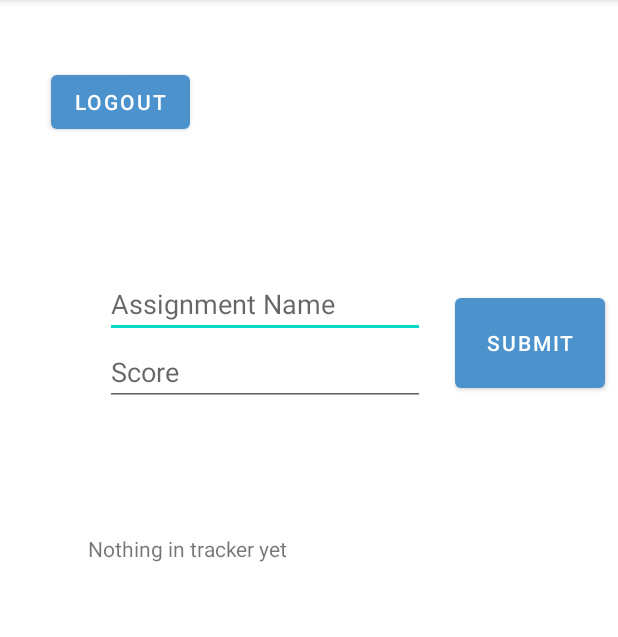
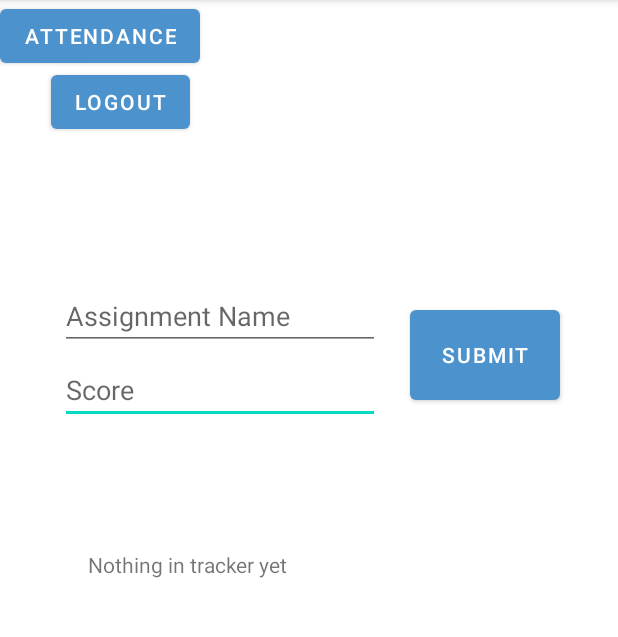
Before and after one commit to f-pulido-1/AssignmentTracker, an Android app: the MainActivity screen opened directly, with no data from a screen before it, on a phone screen of 412 x 824 dp, the part 84-721 px from its top. Run offline under Robolectric (Android 15) with nearby library versions, the phone set to English and light mode, and no system bars; our stand-ins replace Room's generated code.

Commit message:
Started Attendance code but I'm at a point where I can go different directions with this. I'm committing here in case something goes wrong.

```diff
--- a/app/src/main/java/com/example/assignmenttracker/DB/AppDataBase.java
+++ b/app/src/main/java/com/example/assignmenttracker/DB/AppDataBase.java
@@ -5,6 +5,7 @@ import androidx.room.Database;
 import androidx.room.Room;
 import androidx.room.RoomDatabase;
 import com.example.assignmenttracker.AssignmentTracker;
+import com.example.assignmenttracker.Attendance;
 import com.example.assignmenttracker.User;
 
 /**
@@ -14,12 +15,13 @@ import com.example.assignmenttracker.User;
  */
 
 // Declaration specifies the entities and version of the database.
-@Database(entities = {User.class, AssignmentTracker.class}, version = 2)
+@Database(entities = {User.class, AssignmentTracker.class, Attendance.class}, version = 3)
 public abstract class AppDataBase extends RoomDatabase {
     // Fields - Contains the database name, table names, and instance of the AppDataBase
     public static final String DATABASE_NAME = "AssignmentTracker.db";
     public static final String ASSIGNMENTTRACKER_TABLE = "assignmenttracker_table";
     public static final String USER_TABLE = "user_table";
+    public static final String ATTENDANCE_TABLE = "attendance_table";
     private static volatile AppDataBase instance; // Volatile keyword ensures that the instance variable
                                                     // is always up to date
     private static final Object LOCK = new Object(); // LOCK is used for thread safety
--- a/app/src/main/java/com/example/assignmenttracker/DB/AssignmentTrackerDAO.java
+++ b/app/src/main/java/com/example/assignmenttracker/DB/AssignmentTrackerDAO.java
@@ -6,6 +6,7 @@ import androidx.room.Insert;
 import androidx.room.Query;
 import androidx.room.Update;
 import com.example.assignmenttracker.AssignmentTracker;
+import com.example.assignmenttracker.Attendance;
 import com.example.assignmenttracker.User;
 
 import java.util.List;
@@ -20,6 +21,7 @@ import java.util.List;
 public interface AssignmentTrackerDAO {
     // Methods - Take on one or more instances of the AssignmentTracker class as parameters
                 // and performs appropriate database operations on them.
+//    START OF ASSIGNMENT TRACKER DAO
     @Insert
     void insert(AssignmentTracker... assignmentTrackers);
 
@@ -40,6 +42,8 @@ public interface AssignmentTrackerDAO {
                                                             // with matching trackerId field.
     @Query("SELECT * FROM " + AppDataBase.ASSIGNMENTTRACKER_TABLE + " WHERE userId = :userId")
     List<AssignmentTracker> getTrackersByUserId(int userId);
+
+//    START OF USER DAO
     @Insert
     void insert(User... users);
 
@@ -58,4 +62,19 @@ public interface AssignmentTrackerDAO {
 
     @Query("SELECT * FROM " + AppDataBase.USER_TABLE + " WHERE username = :username")
     User getUserByUsername(String username);
+
+//    START OF ATTENDANCE DAO
+    @Insert
+    void insert(Attendance...attendances);
+    @Update
+    void update(Attendance...attendances);
+    @Delete
+    void delete(Attendance attendance);
+
+    @Query("SELECT * FROM " + AppDataBase.ATTENDANCE_TABLE)
+    List<Attendance> getAllAttendance();
+
+    @Query("SELECT * FROM " + AppDataBase.ATTENDANCE_TABLE + " WHERE userId = :userId")
+    Attendance getAttendanceByUserId(int userId);
+
 }
--- a/app/src/main/java/com/example/assignmenttracker/MainActivity.java
+++ b/app/src/main/java/com/example/assignmenttracker/MainActivity.java
@@ -42,6 +42,7 @@ public class MainActivity extends AppCompatActivity {
     private int userId = -1;
     private SharedPreferences preferences = null;
     private Button buttonLogout;
+    private Button buttonAttendance;
 
 
     public static Intent intentFactory(Context context, int userId) {
@@ -68,6 +69,7 @@ public class MainActivity extends AppCompatActivity {
         score = binding.mainScoreEditText;
         submit = binding.mainSubmitButton;
         buttonLogout = binding.buttonLogout;
+        buttonAttendance = binding.logAttendanceButton;
 
         refreshDisplay();
 
@@ -81,6 +83,10 @@ public class MainActivity extends AppCompatActivity {
 
         buttonLogout.setOnClickListener(view -> {
             logoutUser();
+        });
+
+        buttonAttendance.setOnClickListener(view ->{
+
         });
 }
 
@@ -171,6 +177,17 @@ public class MainActivity extends AppCompatActivity {
         alertBuilder.create().show();
     }
 
+    public void takeAttendance(View v) {
+        try{
+            Intent i = new Intent(this, Attendance.class);
+            startActivity(i);
+        }
+        catch(Exception ex)
+        {
+            Log.e("main",ex.toString());
+        }
+    }
+
     private void clearUserFromPref() {
         getIntent().putExtra(USER_ID_KEY, -1);
     }
--- a/app/src/main/res/layout/activity_main.xml
+++ b/app/src/main/res/layout/activity_main.xml
@@ -18,30 +18,16 @@
         app:layout_constraintStart_toStartOf="parent"
         app:layout_constraintTop_toTopOf="parent" />
 
-    <EditText
-        android:id="@+id/mainAssignmentEditText"
+
+    <Button
+        android:id="@+id/logAttendanceButton"
         android:layout_width="wrap_content"
         android:layout_height="wrap_content"
-        android:layout_marginTop="88dp"
-        android:ems="10"
-        android:inputType="text"
-        android:hint="Assignment Name"
-        app:layout_constraintEnd_toEndOf="parent"
-        app:layout_constraintHorizontal_bias="0.353"
-        app:layout_constraintStart_toStartOf="parent"
-        app:layout_constraintTop_toBottomOf="@+id/buttonLogout" />
-
-    <EditText
-        android:id="@+id/mainScoreEditText"
-        android:layout_width="wrap_content"
-        android:layout_height="wrap_content"
-        android:ems="10"
-        android:inputType="text"
-        android:hint="Score"
-        app:layout_constraintEnd_toEndOf="parent"
-        app:layout_constraintHorizontal_bias="0.353"
-        app:layout_constraintStart_toStartOf="parent"
-        app:layout_constraintTop_toBottomOf="@+id/mainAssignmentEditText" />
+        android:layout_marginTop="44dp"
+        android:text="Attendance"
+        tools:ignore="MissingConstraints"
+        tools:layout_editor_absoluteX="243dp"
+        tools:layout_editor_absoluteY="44dp" />
 
     <Button
         android:id="@+id/mainSubmitButton"
@@ -54,7 +40,33 @@
         app:layout_constraintHorizontal_bias="0.0"
         app:layout_constraintStart_toEndOf="@+id/mainAssignmentEditText"
         app:layout_constraintTop_toTopOf="parent"
-        app:layout_constraintVertical_bias="0.678" />
+        app:layout_constraintVertical_bias="0.68" />
+
+    <EditText
+        android:id="@+id/mainScoreEditText"
+        android:layout_width="wrap_content"
+        android:layout_height="wrap_content"
+        android:layout_marginTop="4dp"
+        android:ems="10"
+        android:hint="Score"
+        android:inputType="text"
+        app:layout_constraintEnd_toEndOf="parent"
+        app:layout_constraintHorizontal_bias="0.203"
+        app:layout_constraintStart_toStartOf="parent"
+        app:layout_constraintTop_toBottomOf="@+id/mainAssignmentEditText" />
+
+    <EditText
+        android:id="@+id/mainAssignmentEditText"
+        android:layout_width="wrap_content"
+        android:layout_height="wrap_content"
+        android:layout_marginTop="96dp"
+        android:ems="10"
+        android:hint="Assignment Name"
+        android:inputType="text"
+        app:layout_constraintEnd_toEndOf="parent"
+        app:layout_constraintHorizontal_bias="0.203"
+        app:layout_constraintStart_toStartOf="parent"
+        app:layout_constraintTop_toBottomOf="@+id/buttonLogout" />
 
     <TextView
         android:id="@+id/mainAssignmentTrackerDisplay"
```
Also changed, not shown: app/src/main/java/com/example/assignmenttracker/Attendance.java (added, +62 -0 lines).
